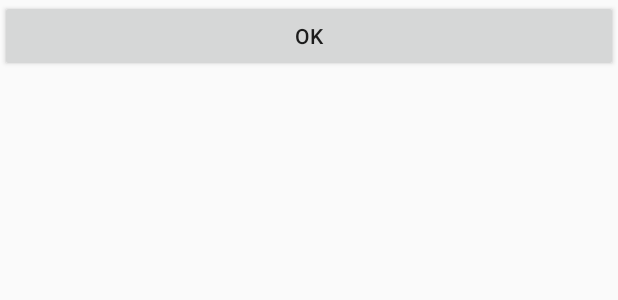
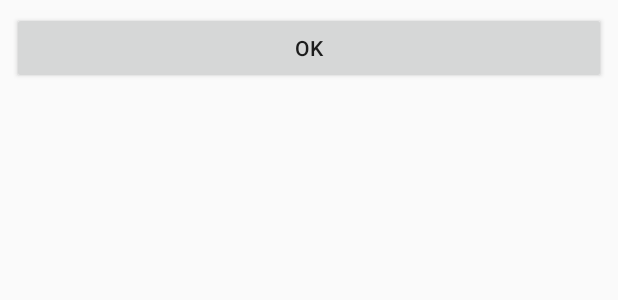
Before and after one commit to tdh4vn/MAHR, an Android app: the layout fragment_edit_language.xml on its own in the app's theme, with its tools: preview values and no code run, on a phone screen of 412 x 824 dp. Shown: the top 300 px of the screen. Run offline under Robolectric (Android 15) with nearby library versions, the phone set to English and light mode, and no system bars.

Commit message:
Add padding for Language Fragment

```diff
--- a/MAHR/app/src/main/res/layout/fragment_edit_degree.xml
+++ b/MAHR/app/src/main/res/layout/fragment_edit_degree.xml
@@ -3,7 +3,8 @@
     xmlns:android="http://schemas.android.com/apk/res/android"
     android:orientation="vertical"
     android:layout_width="match_parent"
-    android:layout_height="match_parent">
+    android:layout_height="match_parent"
+    android:padding="@dimen/dialog_padding">
     <ListView
         android:id="@+id/ltv"
         android:layout_width="match_parent"
--- a/MAHR/app/src/main/res/layout/fragment_edit_language.xml
+++ b/MAHR/app/src/main/res/layout/fragment_edit_language.xml
@@ -3,7 +3,8 @@
     xmlns:android="http://schemas.android.com/apk/res/android"
     android:orientation="vertical"
     android:layout_width="match_parent"
-    android:layout_height="wrap_content">
+    android:layout_height="wrap_content"
+    android:padding="@dimen/dialog_padding">
     <ListView
         android:id="@+id/ltv"
         android:layout_width="match_parent"
```
